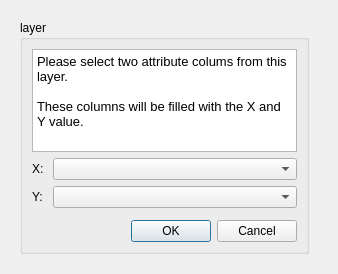
Before: the Qt Designer form ui_xytools.ui in rduivenvoorde/xytools, drawn with Qt 5.
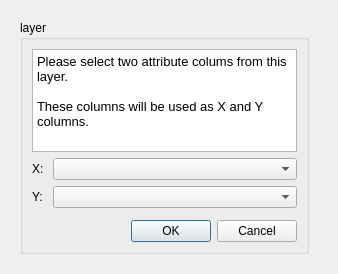
After: the same form once the commit is applied.

Diff of the .ui file:
```diff
--- a/ui_xytools.ui
+++ b/ui_xytools.ui
@@ -88,7 +88,7 @@
 &lt;/style&gt;&lt;/head&gt;&lt;body style=&quot; font-family:'Ubuntu'; font-size:10pt; font-weight:400; font-style:normal;&quot;&gt;
 &lt;p style=&quot; margin-top:0px; margin-bottom:0px; margin-left:0px; margin-right:0px; -qt-block-indent:0; text-indent:0px;&quot;&gt;Please select two attribute colums from this layer.&lt;/p&gt;
 &lt;p style=&quot;-qt-paragraph-type:empty; margin-top:0px; margin-bottom:0px; margin-left:0px; margin-right:0px; -qt-block-indent:0; text-indent:0px;&quot;&gt;&lt;/p&gt;
-&lt;p style=&quot; margin-top:0px; margin-bottom:0px; margin-left:0px; margin-right:0px; -qt-block-indent:0; text-indent:0px;&quot;&gt;These columns will be filled with the X and Y value.&lt;/p&gt;&lt;/body&gt;&lt;/html&gt;</string>
+&lt;p style=&quot; margin-top:0px; margin-bottom:0px; margin-left:0px; margin-right:0px; -qt-block-indent:0; text-indent:0px;&quot;&gt;These columns will be used as X and Y columns.&lt;/p&gt;&lt;/body&gt;&lt;/html&gt;</string>
       </property>
      </widget>
     </item>
```
